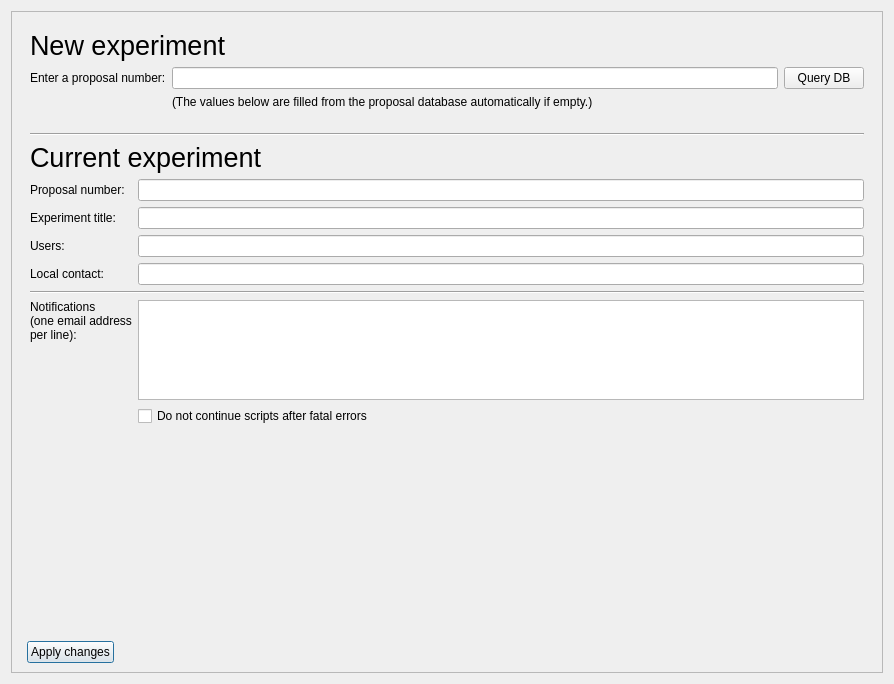
This is nicos_ess/loki/gui/ui_files/setup_exp.ui in mlz-ictrl/nicos as Qt 5 draws it before an edit. The edited form follows.
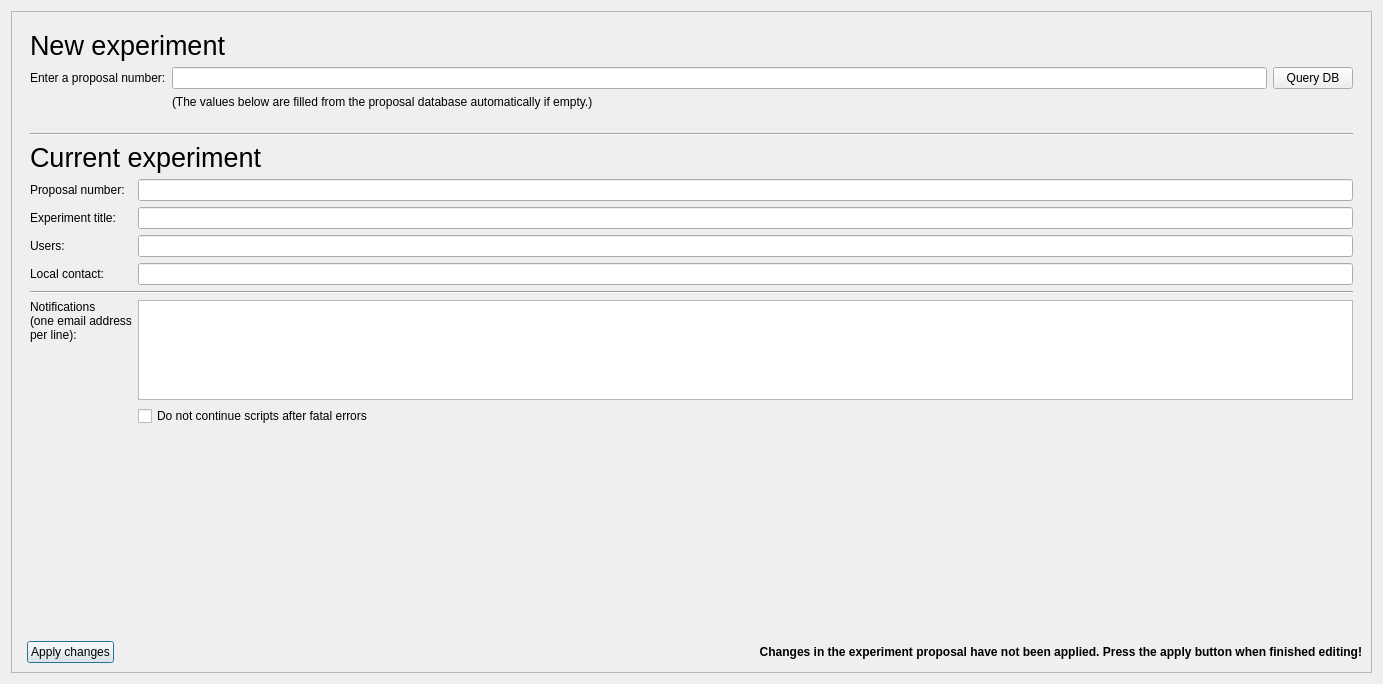
This is the edited form.

Commit message: Adding warning label for proposal setup panel for LoKI only

The edit to the form file:
```diff
--- a/nicos_ess/loki/gui/ui_files/setup_exp.ui
+++ b/nicos_ess/loki/gui/ui_files/setup_exp.ui
@@ -6,7 +6,7 @@
    <rect>
     <x>0</x>
     <y>0</y>
-    <width>894</width>
+    <width>1383</width>
     <height>684</height>
    </rect>
   </property>
@@ -208,7 +208,28 @@
         </layout>
        </widget>
       </item>
-      <item row="3" column="1">
+      <item row="2" column="1">
+       <spacer name="verticalSpacer">
+        <property name="orientation">
+         <enum>Qt::Vertical</enum>
+        </property>
+        <property name="sizeHint" stdset="0">
+         <size>
+          <width>20</width>
+          <height>40</height>
+         </size>
+        </property>
+       </spacer>
+      </item>
+      <item row="4" column="1">
+       <layout class="QHBoxLayout" name="horizontalLayout_2">
+        <property name="topMargin">
+         <number>0</number>
+        </property>
+        <property name="rightMargin">
+         <number>0</number>
+        </property>
+        <item>
        <widget class="QPushButton" name="applyBtn">
         <property name="sizePolicy">
          <sizepolicy hsizetype="Fixed" vsizetype="Fixed">
@@ -233,18 +254,45 @@
         </property>
        </widget>
       </item>
-      <item row="2" column="1">
-       <spacer name="verticalSpacer">
+        <item>
+         <spacer name="horizontalSpacer">
         <property name="orientation">
-         <enum>Qt::Vertical</enum>
+           <enum>Qt::Horizontal</enum>
         </property>
         <property name="sizeHint" stdset="0">
          <size>
-          <width>20</width>
-          <height>40</height>
+            <width>40</width>
+            <height>20</height>
          </size>
         </property>
        </spacer>
+        </item>
+        <item>
+         <widget class="QLabel" name="applyWarningLabel">
+          <property name="sizePolicy">
+           <sizepolicy hsizetype="MinimumExpanding" vsizetype="Preferred">
+            <horstretch>0</horstretch>
+            <verstretch>0</verstretch>
+           </sizepolicy>
+          </property>
+          <property name="font">
+           <font>
+            <weight>75</weight>
+            <bold>true</bold>
+           </font>
+          </property>
+          <property name="text">
+           <string>Changes in the experiment proposal have not been applied. Press the apply button when finished editing!</string>
+          </property>
+          <property name="alignment">
+           <set>Qt::AlignRight|Qt::AlignTrailing|Qt::AlignVCenter</set>
+          </property>
+          <property name="textInteractionFlags">
+           <set>Qt::NoTextInteraction</set>
+          </property>
+         </widget>
+        </item>
+       </layout>
       </item>
      </layout>
     </widget>
```
Lines whose indentation alone changed are shown as unchanged. The commit also changes 1 other file.
